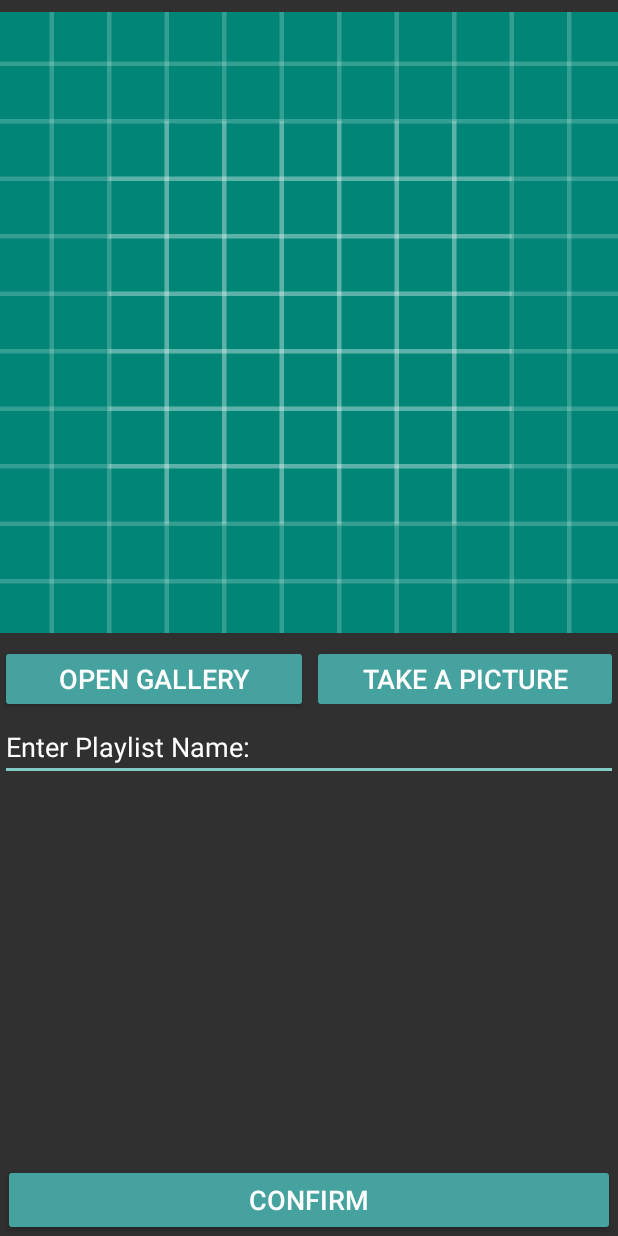
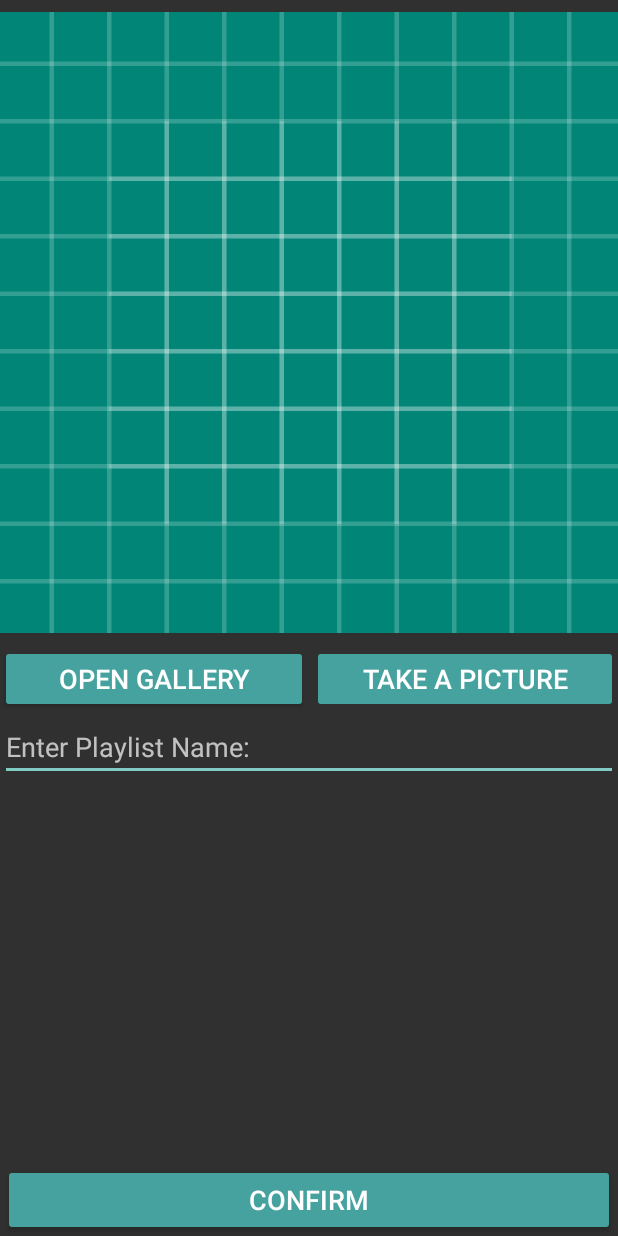
Before and after one commit to mineyev2/PicturePlaylist, an Android app: the MainActivity screen opened directly, with no data from a screen before it, on a phone screen of 412 x 824 dp. Run offline under Robolectric (Android 15) with nearby library versions, the phone set to English and light mode, and no system bars; libraries missing offline, so code that uses them is left out: com.google.firebase.ml; Roboto replaces fonts that are not available here.

Commit message:
small fix

```diff
--- a/app/src/main/res/layout/activity_main.xml
+++ b/app/src/main/res/layout/activity_main.xml
@@ -56,8 +56,8 @@
         android:layout_width="match_parent"
         android:layout_height="45dp"
         android:ems="10"
+        android:hint="Enter Playlist Name:"
         android:inputType="textPersonName"
-        android:text="Enter Playlist Name:"
         app:layout_constraintTop_toBottomOf="@+id/takePicture"
         tools:layout_editor_absoluteX="0dp" />
 
```
